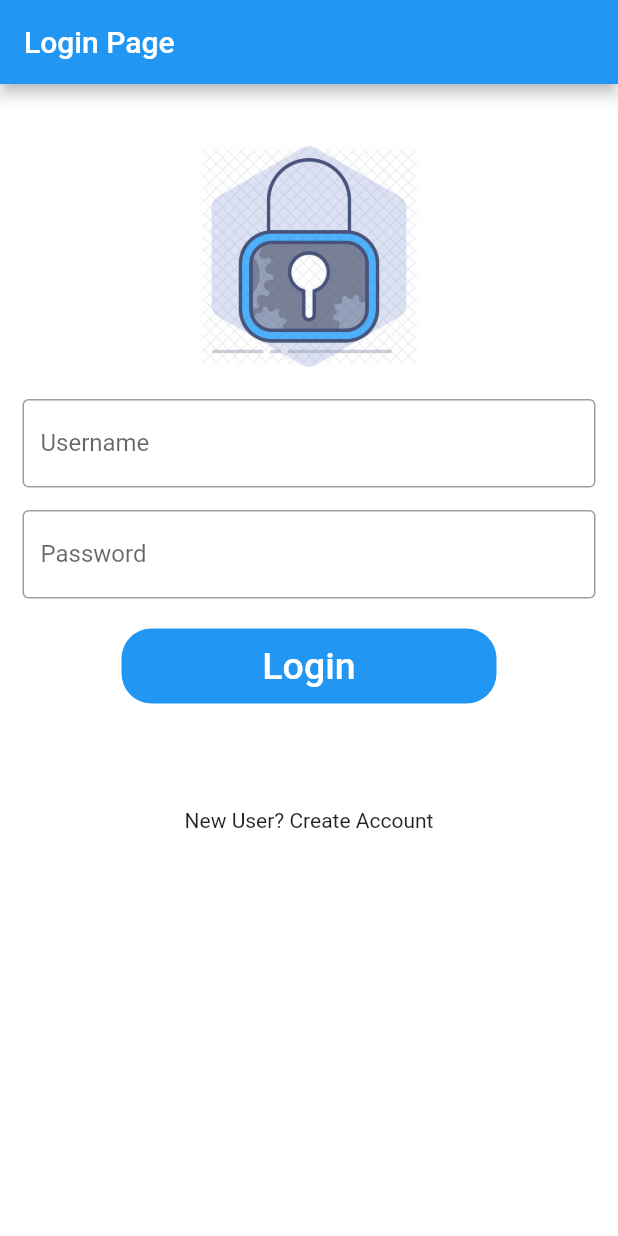
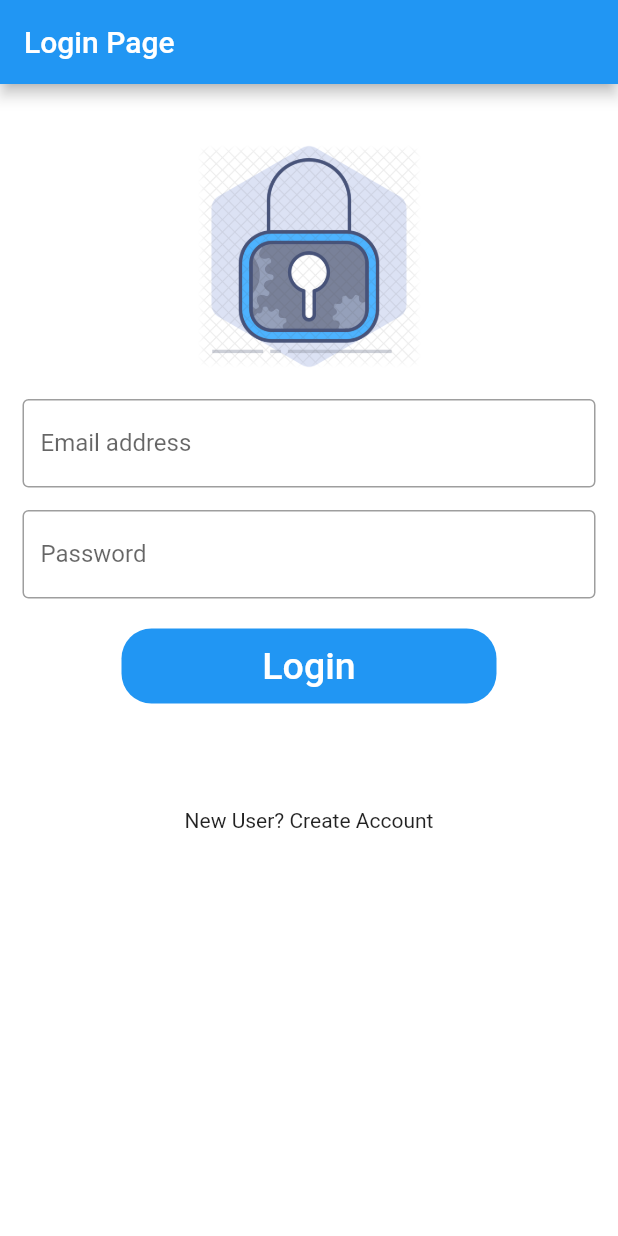
Before and after one commit to tanvir-ahmod/Project-Tracker, a Flutter app: the screen it shows after launch, on a phone screen of 412 x 824 dp. Run offline on Flutter 3.47's test engine with Material 2 defaults, Android fonts, the phone set to English and light mode, and no system bars; our stand-ins replace get, sqflite; accounts and stored records are empty.

Commit message:
Update login api

```diff
--- a/lib/controller/auth_controller.dart
+++ b/lib/controller/auth_controller.dart
@@ -7,10 +7,10 @@ class AuthController extends GetxController {
   var isLoading = false.obs;
   AuthRepository authRepository = AuthRepositoryImpl();
 
-  Future<bool> login(String name, String password) async {
+  Future<bool> login(String email, String password) async {
     isLoading.value = true;
     var loginResponse = await authRepository
-        .login(LoginRequest(name: name, password: password));
+        .login(LoginRequest(email: email, password: password));
     isLoading.value = false;
     Get.snackbar("Authentication", loginResponse.responseMessage,
         snackPosition: SnackPosition.BOTTOM);
--- a/lib/data/model/request/login_request.dart
+++ b/lib/data/model/request/login_request.dart
@@ -10,20 +10,20 @@ String loginRequestToJson(LoginRequest data) => json.encode(data.toJson());
 
 class LoginRequest {
   LoginRequest({
-    required this.name,
+    required this.email,
     required this.password,
   });
 
-  String name;
+  String email;
   String password;
 
   factory LoginRequest.fromJson(Map<String, dynamic> json) => LoginRequest(
-    name: json["name"],
+    email: json["email"],
     password: json["password"],
   );
 
   Map<String, dynamic> toJson() => {
-    "name": name,
+    "email": email,
     "password": password,
   };
 }
--- a/lib/ui/LoginScreen.dart
+++ b/lib/ui/LoginScreen.dart
@@ -9,7 +9,7 @@ import 'home_page.dart';
 class LoginScreen extends StatelessWidget {
   final AuthController authController = Get.put(AuthController());
   final GlobalKey<FormState> _form = GlobalKey<FormState>();
-  final TextEditingController _name = TextEditingController();
+  final TextEditingController _email = TextEditingController();
   final TextEditingController _pass = TextEditingController();
 
   @override
@@ -44,7 +44,7 @@ class LoginScreen extends StatelessWidget {
                         //padding: const EdgeInsets.only(left:15.0,right: 15.0,top:0,bottom: 0),
                         padding: EdgeInsets.symmetric(horizontal: 15),
                         child: TextFormField(
-                          controller: _name,
+                          controller: _email,
                           textInputAction: TextInputAction.next,
                           validator: (val) {
                             if (val != null && val.isEmpty)
@@ -53,8 +53,8 @@ class LoginScreen extends StatelessWidget {
                           },
                           decoration: InputDecoration(
                               border: OutlineInputBorder(),
-                              labelText: 'Username',
-                              hintText: 'Enter username'),
+                              labelText: 'Email address',
+                              hintText: 'Enter email address'),
                         ),
                       ),
                       Padding(
@@ -92,7 +92,7 @@ class LoginScreen extends StatelessWidget {
                     onPressed: () async {
                       if (_form.currentState!.validate()) {
                         var isAuthenticated =
-                            await authController.login(_name.text, _pass.text);
+                            await authController.login(_email.text, _pass.text);
                         if (isAuthenticated) {
                           Get.offAll(() => MyHomePage());
                         }
--- a/lib/ui/sign_up_ui.dart
+++ b/lib/ui/sign_up_ui.dart
@@ -68,7 +68,7 @@ class SignUpUI extends StatelessWidget {
                   FormVerticalSpace(),
                   LabelButton(
                     labelText: 'Already have account? Sign IN',
-                    onPressed: () => Get.to(LoginScreen()),
+                    onPressed: () => Get.offAll(() => LoginScreen()),
                   ),
                 ],
               ),
```
